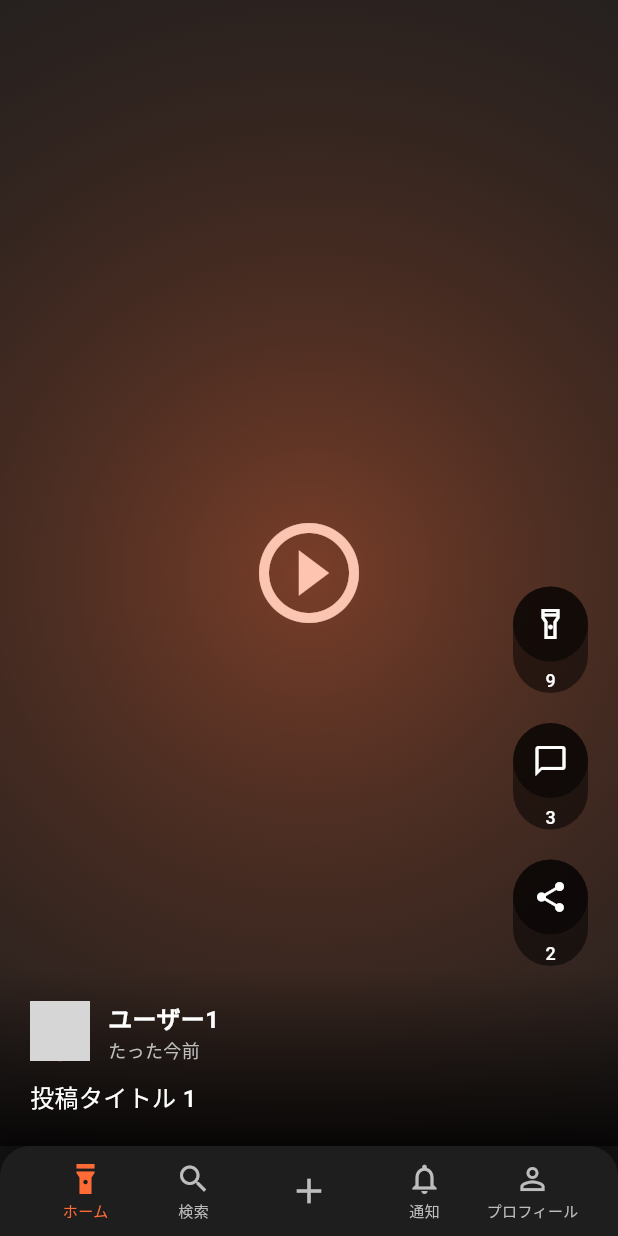
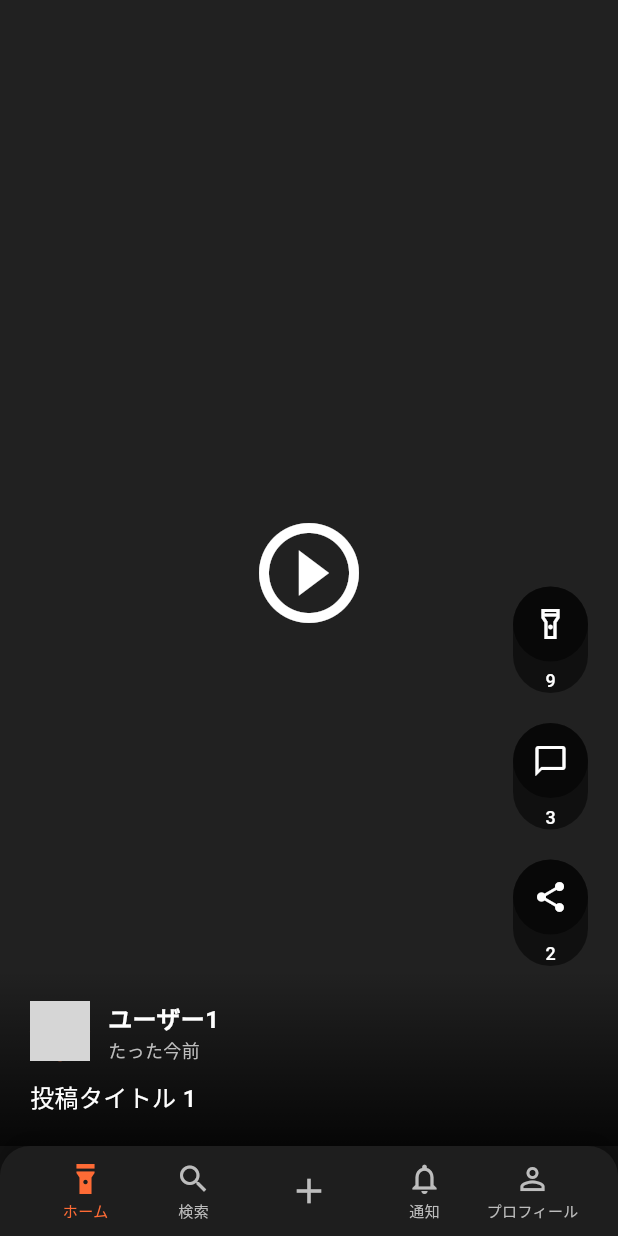
Before and after one commit to chumenium/spotlight, a Flutter app: the screen it shows after launch, after a tap on "10", on a phone screen of 412 x 824 dp. Run offline on Flutter 3.47's test engine with Material 3 defaults, Android fonts, the phone set to English and light mode, and no system bars; network calls fail; grey boxes are pictures that could not be loaded.

Commit message:
アニメーションUXの調整

```diff
--- a/lib/screens/home_screen.dart
+++ b/lib/screens/home_screen.dart
@@ -19,7 +19,6 @@
   // ジェスチャー関連
   double _swipeOffset = 0.0;
   bool _isSpotlighting = false;
-  bool _isSpotlighted = false; // スポットライト済み状態
   AnimationController? _ambientAnimationController;
   Animation<double>? _ambientOpacityAnimation;
 
@@ -159,27 +158,6 @@
               },
             ),
 
-          // スポットライト完了時のアニメーション
-          if (_isSpotlighted && _ambientOpacityAnimation != null)
-            AnimatedBuilder(
-              animation: _ambientOpacityAnimation!,
-              builder: (context, child) {
-                return Container(
-                  width: double.infinity,
-                  height: double.infinity,
-                  decoration: BoxDecoration(
-                    gradient: RadialGradient(
-                      center: Alignment.center,
-                      radius: 1.5,
-                      colors: [
-                        SpotLightColors.getSpotlightColor(0).withOpacity(0.4 * _ambientOpacityAnimation!.value),
-                        Colors.transparent,
-                      ],
-                    ),
-                  ),
-                );
-              },
-            ),
 
           // 下部の投稿者情報とコントロール
           Positioned(
@@ -583,16 +561,10 @@
 
   // スポットライト実行（共通処理）
   void _executeSpotlight() {
-    setState(() {
-      _isSpotlighted = true;
-      _swipeOffset = 0.0; // スワイプオフセットをリセット
-    });
-
-    // アンビエントライティングアニメーション開始
-    _ambientAnimationController?.forward();
+    final currentPost = _posts[_currentIndex];
+    final isCurrentlySpotlighted = currentPost.isSpotlighted;
 
     // 投稿のスポットライト状態を更新
-    final currentPost = _posts[_currentIndex];
     _posts[_currentIndex] = Post(
       id: currentPost.id,
       userId: currentPost.userId,
@@ -603,25 +575,42 @@
       type: currentPost.type,
       mediaUrl: currentPost.mediaUrl,
       thumbnailUrl: currentPost.thumbnailUrl,
-      likes: currentPost.isSpotlighted ? currentPost.likes - 1 : currentPost.likes + 1,
+      likes: isCurrentlySpotlighted ? currentPost.likes - 1 : currentPost.likes + 1,
       comments: currentPost.comments,
       shares: currentPost.shares,
-      isSpotlighted: !currentPost.isSpotlighted,
+      isSpotlighted: !isCurrentlySpotlighted,
       createdAt: currentPost.createdAt,
     );
 
-    // 2秒後にアニメーションをリセット
+    if (!isCurrentlySpotlighted) {
+      // スポットライトをつける場合：アニメーション付き
+      setState(() {
+        _isSpotlighting = true;
+        _swipeOffset = 0.0;
+      });
+
+      // アンビエントライティングアニメーション開始
+      _ambientAnimationController?.forward();
+
+      // 2秒後にアニメーション付きで消す
       Future.delayed(const Duration(seconds: 2), () {
         if (!_isDisposed && mounted) {
           _ambientAnimationController?.reverse().then((_) {
             if (!_isDisposed && mounted) {
               setState(() {
-              _isSpotlighted = false;
+                _isSpotlighting = false;
               });
+              _ambientAnimationController?.reset();
             }
           });
         }
       });
+    } else {
+      // スポットライトを消す場合：アニメーションなし、色もなし
+      setState(() {
+        _swipeOffset = 0.0;
+      });
+    }
   }
 
   void _resetSpotlightState() {
@@ -629,7 +618,6 @@
       setState(() {
         _swipeOffset = 0.0;
         _isSpotlighting = false;
-        _isSpotlighted = false;
       });
     }
     _ambientAnimationController?.reset();
```
Lines whose indentation alone changed are shown as unchanged.
